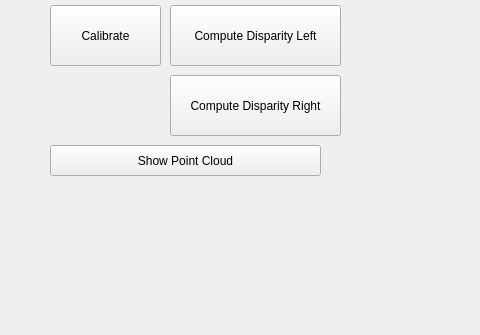
Qt form pipeline.ui (Ratoone/face_reconstruction) before a commit; both pictures show x 0 to 480 and y 265 to 600 of the 800 by 600 pixel window.
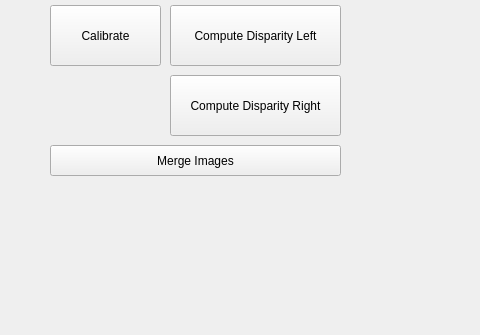
The same form after that commit.

```diff
--- a/pipeline.ui
+++ b/pipeline.ui
@@ -58,12 +58,12 @@
      <rect>
       <x>50</x>
       <y>410</y>
-      <width>271</width>
+      <width>291</width>
       <height>31</height>
      </rect>
     </property>
     <property name="text">
-     <string>Show Point Cloud</string>
+     <string>Merge Images</string>
     </property>
    </widget>
    <widget class="QWidget" name="gridLayoutWidget">
```
Left out of the diff: 2 changed lines with no effect on the pictures.
